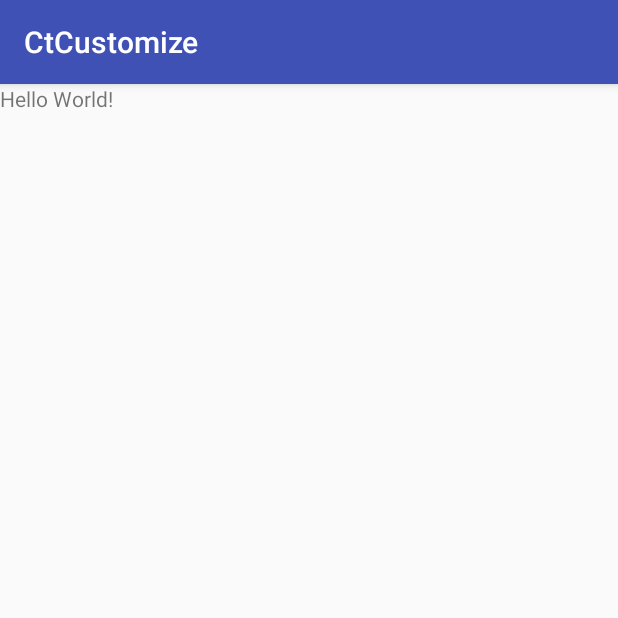
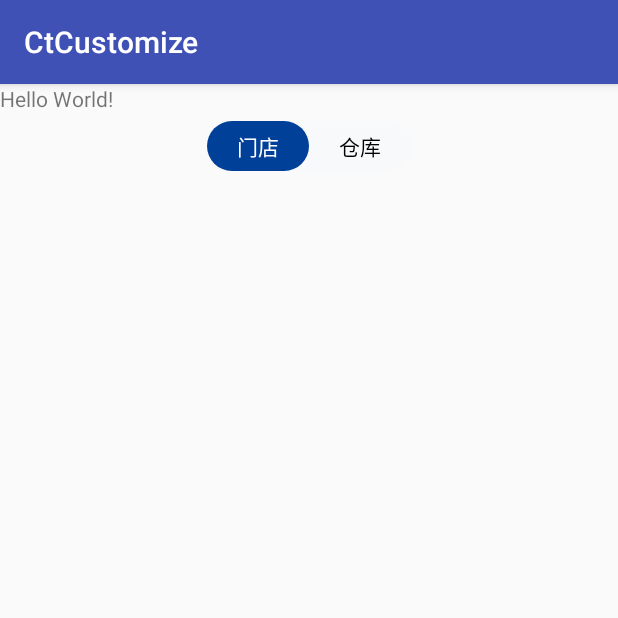
Before and after one commit to SL-Cat/CtCustomize, an Android app: the screen it shows after launch (MainActivity before the commit, CtMainActivity after it), on a phone screen of 412 x 824 dp, the top half of it. Run offline under Robolectric (Android 15) with nearby library versions, the phone set to English and light mode, and no system bars.

Commit message:
添加主界面测试控件使用

```diff
--- a/app/src/main/AndroidManifest.xml
+++ b/app/src/main/AndroidManifest.xml
@@ -9,11 +9,11 @@
         android:roundIcon="@mipmap/ic_launcher_round"
         android:supportsRtl="true"
         android:theme="@style/AppTheme">
-        <activity android:name=".MainActivity">
+        <activity android:name=".activity.CtMainActivity">
             <intent-filter>
-                <action android:name="android.intent.action.MAIN" />
+                <action android:name="android.intent.action.MAIN"/>
 
-                <category android:name="android.intent.category.LAUNCHER" />
+                <category android:name="android.intent.category.LAUNCHER"/>
             </intent-filter>
         </activity>
     </application>
--- a/app/src/main/java/cat/customize/MainActivity.java
+++ b/app/src/main/java/cat/customize/activity/CtMainActivity.java
@@ -1,13 +1,15 @@
-package cat.customize;
+package cat.customize.activity;
 
 import android.support.v7.app.AppCompatActivity;
 import android.os.Bundle;
 
-public class MainActivity extends AppCompatActivity {
+import cat.customize.R;
+
+public class CtMainActivity extends AppCompatActivity {
 
     @Override
     protected void onCreate(Bundle savedInstanceState) {
         super.onCreate(savedInstanceState);
-        setContentView(R.layout.activity_main);
+        setContentView(R.layout.ct_activity_main);
     }
 }
--- /dev/null
+++ b/app/src/main/res/drawable/ct_read_start_btn.xml
@@ -0,0 +1,6 @@
+<?xml version="1.0" encoding="utf-8"?>
+<shape xmlns:android="http://schemas.android.com/apk/res/android">
+    <!-- 设置背景填充色 -->
+    <solid android:color="@color/color_014099" />
+    <!-- 设置边框宽度为1dp，边框颜色 -->
+</shape>
--- a/app/src/main/res/layout/activity_main.xml
+++ /dev/null
@@ -1,11 +0,0 @@
-<?xml version="1.0" encoding="utf-8"?>
-<LinearLayout xmlns:android="http://schemas.android.com/apk/res/android"
-    android:layout_width="match_parent"
-    android:layout_height="match_parent">
-
-    <TextView
-        android:layout_width="wrap_content"
-        android:layout_height="wrap_content"
-        android:text="Hello World!" />
-
-</LinearLayout>
--- /dev/null
+++ b/app/src/main/res/layout/ct_activity_main.xml
@@ -0,0 +1,22 @@
+<?xml version="1.0" encoding="utf-8"?>
+<LinearLayout xmlns:android="http://schemas.android.com/apk/res/android"
+    android:layout_width="match_parent"
+    xmlns:app="http://schemas.android.com/apk/res-auto"
+    android:orientation="vertical"
+    android:layout_height="match_parent">
+
+    <TextView
+        android:layout_width="wrap_content"
+        android:layout_height="wrap_content"
+        android:text="Hello World!" />
+
+
+    <cat.customize.view.ISelectButton
+        android:layout_width="match_parent"
+        android:gravity="center"
+        android:padding="5dp"
+        app:left_text = "门店"
+        app:right_text = "仓库"
+        android:layout_height="wrap_content"></cat.customize.view.ISelectButton>
+
+</LinearLayout>
--- a/app/src/main/res/values/colors.xml
+++ b/app/src/main/res/values/colors.xml
@@ -9,5 +9,6 @@
     <color name="color_49AAB9">#49AAB9</color>
     <color name="color_014099">#014099</color>
     <color name="color_ff0000">#ff0000</color>
+    <color name="color_FFC107">#FFC107</color>
 
 </resources>
```
Also changed, not shown: app/build.gradle (+6 -3 lines), app/src/main/res/drawable/ct_read_power_btn.xml (added, +12 -0 lines), app/src/main/res/drawable/ct_read_reset_btn.xml (added, +9 -0 lines), app/src/main/res/layout/ct_read_clean_power_layout.xml (added, +52 -0 lines).
